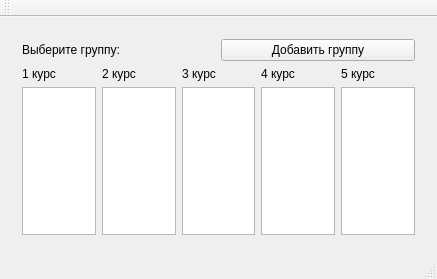
The window that MainWindow.ui (sarum9in/Schedule) describes before a commit, drawn with Qt 5.
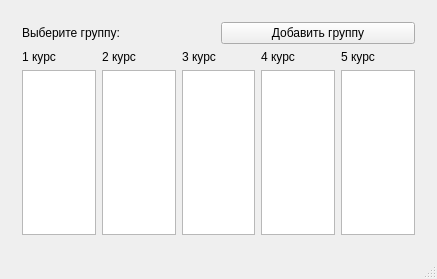
The same window after the commit. Custom widgets are drawn as their Qt base class.

Commit message: MainWindow: toolbar was removed.

```diff
--- a/MainWindow.ui
+++ b/MainWindow.ui
@@ -113,14 +113,6 @@
     </rect>
    </property>
   </widget>
-  <widget class="QToolBar" name="mainToolBar">
-   <attribute name="toolBarArea">
-    <enum>TopToolBarArea</enum>
-   </attribute>
-   <attribute name="toolBarBreak">
-    <bool>false</bool>
-   </attribute>
-  </widget>
   <widget class="QStatusBar" name="statusBar"/>
  </widget>
  <layoutdefault spacing="6" margin="11"/>
```
